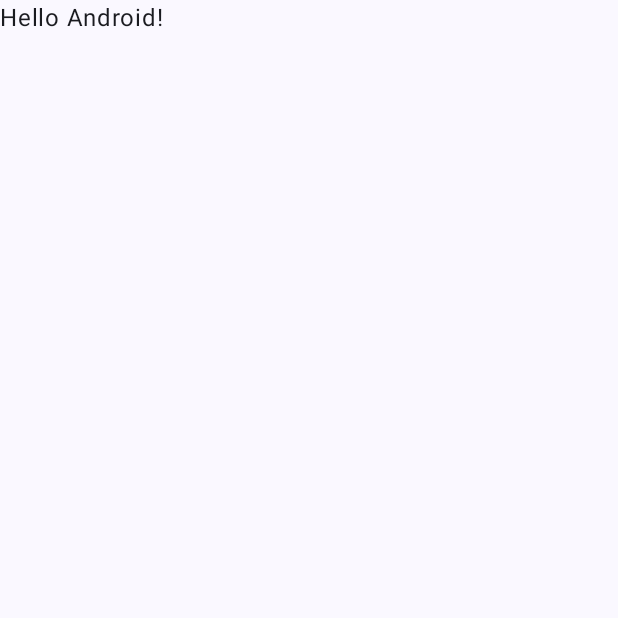
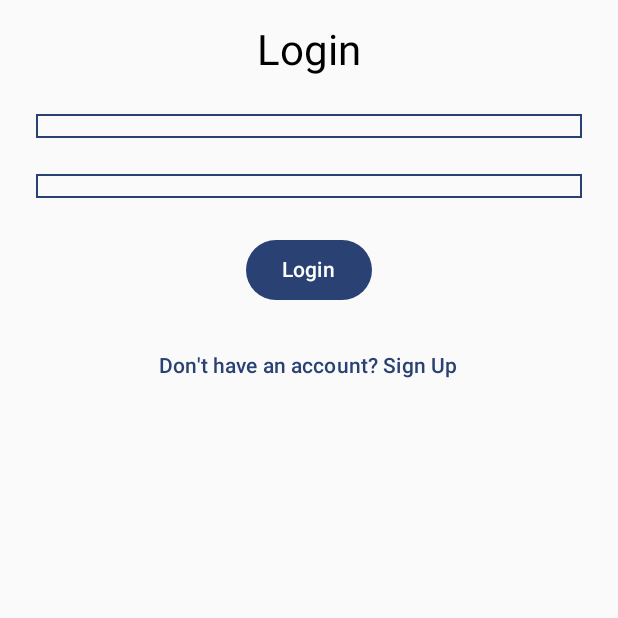
Before and after one commit to yosrayounsi/Animalpark, an Android app built with Jetpack Compose: the screen it shows after launch (MainActivity), on a phone screen of 412 x 824 dp, the top half of it. Before the commit the part shown is almost empty. Run offline under Robolectric (Android 15) with nearby library versions, the light colour scheme and no system bars; our stand-ins replace Firebase (no records; nobody signed in at launch, a user with empty details on screens opened directly).

Commit message:
login-profile-register

```diff
--- a/app/src/main/java/fr/isen/younsiyosra/animalpark/MainActivity.kt
+++ b/app/src/main/java/fr/isen/younsiyosra/animalpark/MainActivity.kt
@@ -4,44 +4,41 @@ import android.os.Bundle
 import androidx.activity.ComponentActivity
 import androidx.activity.compose.setContent
 import androidx.activity.enableEdgeToEdge
-import androidx.compose.foundation.layout.fillMaxSize
-import androidx.compose.foundation.layout.padding
-import androidx.compose.material3.Scaffold
-import androidx.compose.material3.Text
-import androidx.compose.runtime.Composable
-import androidx.compose.ui.Modifier
-import androidx.compose.ui.tooling.preview.Preview
+import androidx.navigation.NavController
+import androidx.navigation.compose.*
+import com.google.firebase.auth.FirebaseAuth
+import fr.isen.younsiyosra.animalpark.screens.LoginScreen
+import fr.isen.younsiyosra.animalpark.screens.ProfileScreen
+import fr.isen.younsiyosra.animalpark.screens.RegistrationScreen
 import fr.isen.younsiyosra.animalpark.ui.theme.AnimalparkTheme
 
 class MainActivity : ComponentActivity() {
+
+    private lateinit var auth: FirebaseAuth
+
     override fun onCreate(savedInstanceState: Bundle?) {
         super.onCreate(savedInstanceState)
         enableEdgeToEdge()
+
+        // Initialize Firebase Auth
+        auth = FirebaseAuth.getInstance()
+
         setContent {
             AnimalparkTheme {
-                Scaffold(modifier = Modifier.fillMaxSize()) { innerPadding ->
-                    Greeting(
-                        name = "Android",
-                        modifier = Modifier.padding(innerPadding)
-                    )
+                val navController = rememberNavController()
+
+                NavHost(navController = navController, startDestination = "login") {
+                    composable("login") {
+                        LoginScreen(auth = auth, navController = navController)
+                    }
+                    composable("profile") {
+                        ProfileScreen(auth = auth, navController = navController)
+                    }
+                    composable("register") {
+                        RegistrationScreen(auth = auth, navController = navController)
+                    }
                 }
             }
         }
     }
 }
-
-@Composable
-fun Greeting(name: String, modifier: Modifier = Modifier) {
-    Text(
-        text = "Hello $name!",
-        modifier = modifier
-    )
-}
-
-@Preview(showBackground = true)
-@Composable
-fun GreetingPreview() {
-    AnimalparkTheme {
-        Greeting("Android")
-    }
-}
--- /dev/null
+++ b/app/src/main/java/fr/isen/younsiyosra/animalpark/screens/LoginScreen.kt
@@ -0,0 +1,92 @@
+package fr.isen.younsiyosra.animalpark.screens
+
+import androidx.compose.foundation.border
+import androidx.compose.foundation.layout.*
+import androidx.compose.foundation.text.BasicTextField
+import androidx.compose.material3.*
+import androidx.compose.runtime.*
+import androidx.compose.ui.Modifier
+import androidx.compose.ui.Alignment
+import androidx.compose.ui.text.input.TextFieldValue
+import androidx.compose.ui.unit.dp
+import androidx.navigation.NavController
+import com.google.firebase.auth.FirebaseAuth
+
+@Composable
+fun LoginScreen(auth: FirebaseAuth, navController: NavController) {
+    var email by remember { mutableStateOf(TextFieldValue()) }
+    var password by remember { mutableStateOf(TextFieldValue()) }
+    var errorMessage by remember { mutableStateOf("") }
+
+    Column(
+        modifier = Modifier.fillMaxSize().padding(16.dp),
+        horizontalAlignment = Alignment.CenterHorizontally
+    ) {
+        Text("Login", style = MaterialTheme.typography.headlineMedium)
+        Spacer(modifier = Modifier.height(16.dp))
+
+        // Email Field
+        BasicTextField(
+            value = email,
+            onValueChange = { email = it },
+            decorationBox = { innerTextField ->
+                Box(
+                    modifier = Modifier.fillMaxWidth().padding(8.dp).border(1.dp, MaterialTheme.colorScheme.primary)
+                ) {
+                    innerTextField()
+                }
+            },
+            modifier = Modifier.fillMaxWidth(),
+        )
+        Spacer(modifier = Modifier.height(8.dp))
+
+        // Password Field
+        BasicTextField(
+            value = password,
+            onValueChange = { password = it },
+            decorationBox = { innerTextField ->
+                Box(
+                    modifier = Modifier.fillMaxWidth().padding(8.dp).border(1.dp, MaterialTheme.colorScheme.primary)
+                ) {
+                    innerTextField()
+                }
+            },
+            modifier = Modifier.fillMaxWidth(),
+        )
+
+        Spacer(modifier = Modifier.height(16.dp))
+
+        // Login Button
+        Button(onClick = {
+            if (email.text.isNotEmpty() && password.text.isNotEmpty()) {
+                auth.signInWithEmailAndPassword(email.text, password.text)
+                    .addOnCompleteListener { task ->
+                        if (task.isSuccessful) {
+                            // Navigate to Profile Screen
+                            navController.navigate("profile")
+                        } else {
+                            errorMessage = "Login failed: ${task.exception?.message}"
+                        }
+                    }
+            } else {
+                errorMessage = "Please fill all fields"
+            }
+        }) {
+            Text("Login")
+        }
+
+        Spacer(modifier = Modifier.height(8.dp))
+
+        // Display error message if login fails
+        if (errorMessage.isNotEmpty()) {
+            Text(text = errorMessage, color = MaterialTheme.colorScheme.error)
+        }
+
+        Spacer(modifier = Modifier.height(8.dp))
+
+        // Navigate to Registration Screen
+        TextButton(onClick = { navController.navigate("register") }) {
+            Text("Don't have an account? Sign Up")
+        }
+    }
+}
--- a/build.gradle.kts
+++ b/build.gradle.kts
@@ -2,5 +2,6 @@
 plugins {
     alias(libs.plugins.android.application) apply false
     alias(libs.plugins.kotlin.android) apply false
-    alias(libs.plugins.kotlin.compose) apply false
+    alias(libs.plugins.kotlin.compose)
+    id("com.google.gms.google-services") version "4.4.2" apply false
 }
--- a/gradle/libs.versions.toml
+++ b/gradle/libs.versions.toml
@@ -8,6 +8,7 @@ espressoCore = "3.6.1"
 lifecycleRuntimeKtx = "2.8.7"
 activityCompose = "1.10.1"
 composeBom = "2024.04.01"
+navigationRuntimeAndroid = "2.9.0-alpha07"
 
 [libraries]
 androidx-core-ktx = { group = "androidx.core", name = "core-ktx", version.ref = "coreKtx" }
@@ -24,6 +25,7 @@ androidx-ui-tooling-preview = { group = "androidx.compose.ui", name = "ui-toolin
 androidx-ui-test-manifest = { group = "androidx.compose.ui", name = "ui-test-manifest" }
 androidx-ui-test-junit4 = { group = "androidx.compose.ui", name = "ui-test-junit4" }
 androidx-material3 = { group = "androidx.compose.material3", name = "material3" }
+androidx-navigation-runtime-android = { group = "androidx.navigation", name = "navigation-runtime-android", version.ref = "navigationRuntimeAndroid" }
 
 [plugins]
 android-application = { id = "com.android.application", version.ref = "agp" }
```
Also changed, not shown: app/build.gradle.kts (+15 -0 lines), app/src/main/java/fr/isen/younsiyosra/animalpark/screens/ProfileScreen.kt (added, +44 -0 lines), app/src/main/java/fr/isen/younsiyosra/animalpark/screens/RegistrationScreen.kt (added, +74 -0 lines), 1 other file.
